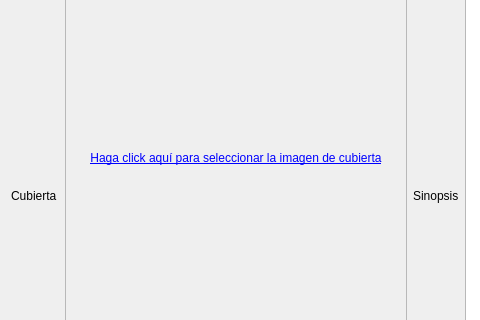
This is epubcreator/gui/forms/basic_metadata_widget.ui in leandro86/epubcreator as Qt 5 draws it before an edit; both pictures show x 0 to 480 and y 226 to 546 of the 817 by 656 pixel window. The edited form follows.
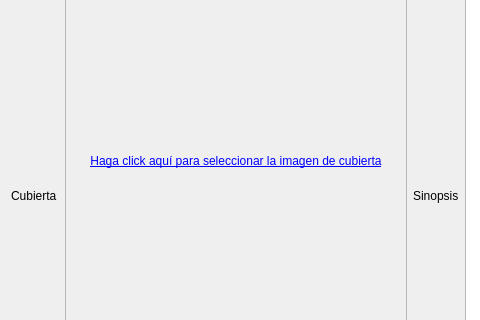
This is the edited form. Icons and pictures are not drawn. Custom widgets are drawn as their Qt base class.

Commit message: Corrige bug cuando se cambiaba el valor de la opción para procesar las imágenes del epub base, pero antes había una cubierta cargada, y el menú para editar la imagen de cubierta quedaba habilitado, a pesar de que ya no había ninguna cubierta cargada. Elimina también el espacio de 6 pixeles que había entre la imagen de cubierta y el frame que se encuentra debajo que contiene las opciones (opciones para ingresar el diseñador de portada en el caso de la ventana principal, y opción de compresión en el caso del diálogo para editar la cubierta).

What changed in the file:
```diff
--- a/epubcreator/gui/forms/basic_metadata_widget.ui
+++ b/epubcreator/gui/forms/basic_metadata_widget.ui
@@ -223,6 +223,9 @@
         <enum>QFrame::Sunken</enum>
        </property>
        <layout class="QVBoxLayout" name="verticalLayout_4">
+        <property name="spacing">
+         <number>0</number>
+        </property>
         <property name="margin">
          <number>0</number>
         </property>
```
The commit also changes 2 other files.
